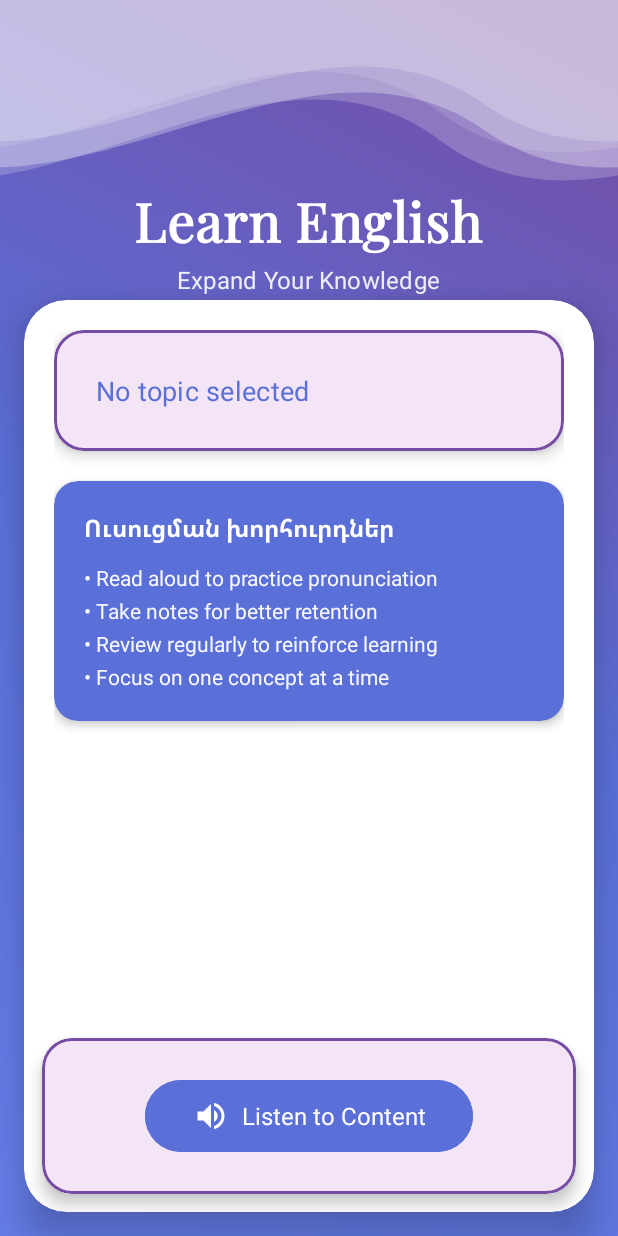
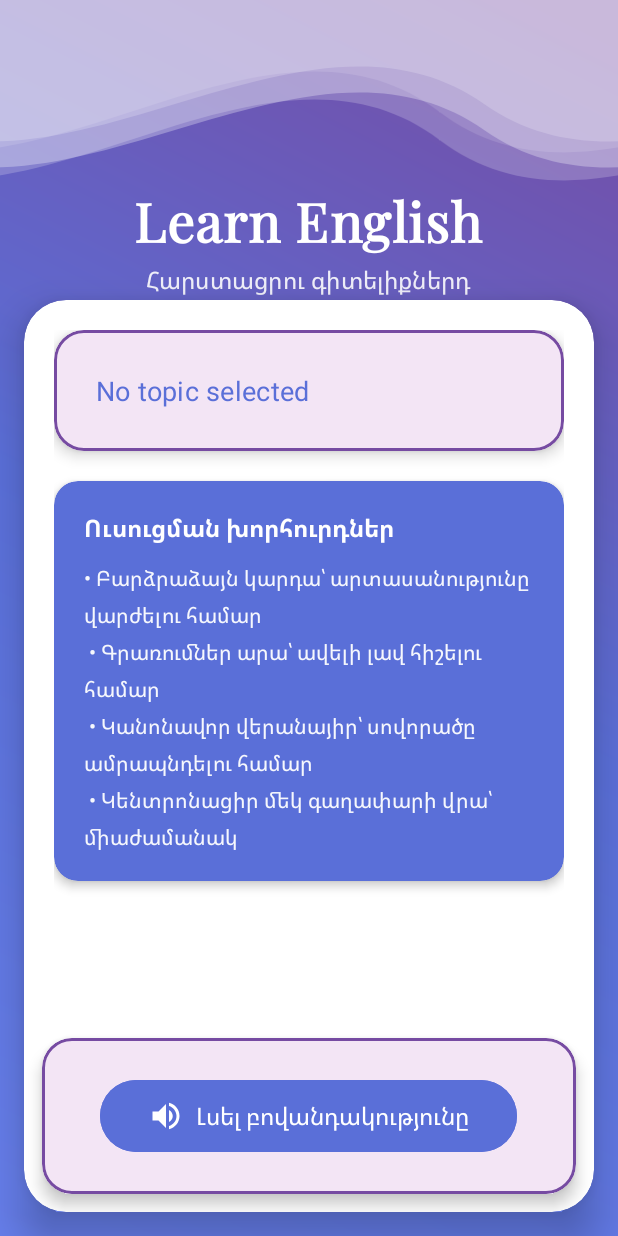
Before and after one commit to SofiMovsesyan/LearnEnglish, an Android app: the LearnActivity screen opened directly, with no data from a screen before it, on a phone screen of 412 x 824 dp. Run offline under Robolectric (Android 15) with nearby library versions, the phone set to English and light mode, and no system bars; our stand-ins replace Firebase (no records; nobody signed in at launch, a user with empty details on screens opened directly).

```diff
--- a/Learn_English/app/src/main/res/layout/activity_learn.xml
+++ b/Learn_English/app/src/main/res/layout/activity_learn.xml
@@ -124,7 +124,7 @@
         <TextView
             android:layout_width="wrap_content"
             android:layout_height="wrap_content"
-            android:text="Expand Your Knowledge"
+            android:text="Հարստացրու գիտելիքներդ"
             android:textColor="@android:color/white"
             android:textSize="16sp"
             android:alpha="0.9"
@@ -267,7 +267,7 @@
                         android:id="@+id/speakBtn"
                         android:layout_width="wrap_content"
                         android:layout_height="56dp"
-                        android:text="Listen to Content"
+                        android:text="Լսել բովանդակությունը"
                         android:textColor="@color/white"
                         android:textSize="16sp"
                         android:paddingStart="32dp"
@@ -317,15 +317,6 @@
                 android:layout_height="48dp"
                 android:indeterminateTint="@color/gradient_purple_dark" />
 
-            <TextView
-                android:layout_width="wrap_content"
-                android:layout_height="wrap_content"
-                android:text="Loading..."
-                android:textColor="@color/gradient_purple_dark"
-                android:textSize="14sp"
-                android:textStyle="bold"
-                android:layout_marginTop="8dp" />
-
         </LinearLayout>
 
     </com.google.android.material.card.MaterialCardView>
--- a/Learn_English/app/src/main/res/values/strings.xml
+++ b/Learn_English/app/src/main/res/values/strings.xml
@@ -78,7 +78,12 @@
     <string name="your_results">Ձեր արդյունքները</string>
     <string name="words_quiz">Բառերի վիկտորինա</string>
     <string name="learning_tips">Ուսուցման խորհուրդներ</string>
-    <string name="read_aloud_to_practice_pronunciation_n_take_notes_for_better_retention_n_review_regularly_to_reinforce_learning_n_focus_on_one_concept_at_a_time">• Read aloud to practice pronunciation\n• Take notes for better retention\n• Review regularly to reinforce learning\n• Focus on one concept at a time</string>
+    <string name="read_aloud_to_practice_pronunciation_n_take_notes_for_better_retention_n_review_regularly_to_reinforce_learning_n_focus_on_one_concept_at_a_time">
+• Բարձրաձայն կարդա՝ արտասանությունը վարժելու համար\n
+• Գրառումներ արա՝ ավելի լավ հիշելու համար\n
+• Կանոնավոր վերանայիր՝ սովորածը ամրապնդելու համար\n
+• Կենտրոնացիր մեկ գաղափարի վրա՝ միաժամանակ
+</string>
     <string name="sign_up_to_get_started">Գրանցվեք սկսելու համար</string>
     <string name="full_name">Ամբողջական անուն</string>
     <string name="confirm_password">Հաստատել գաղտնաբառը</string>
```
Also changed, not shown: Learn_English/app/src/main/java/com/example/learn_english/LearnActivity.java (+4 -4 lines), Learn_English/app/src/main/java/com/example/learn_english/LoginActivity.java (+7 -7 lines), Learn_English/app/src/main/java/com/example/learn_english/RegisterActivity.java (+10 -10 lines).
